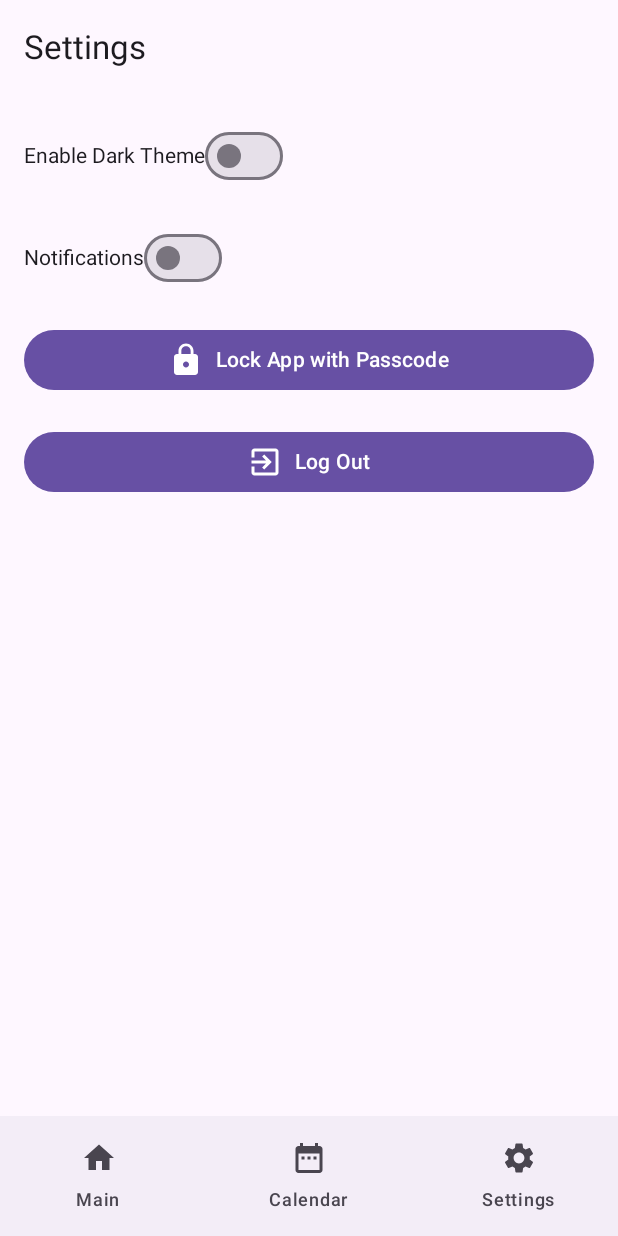
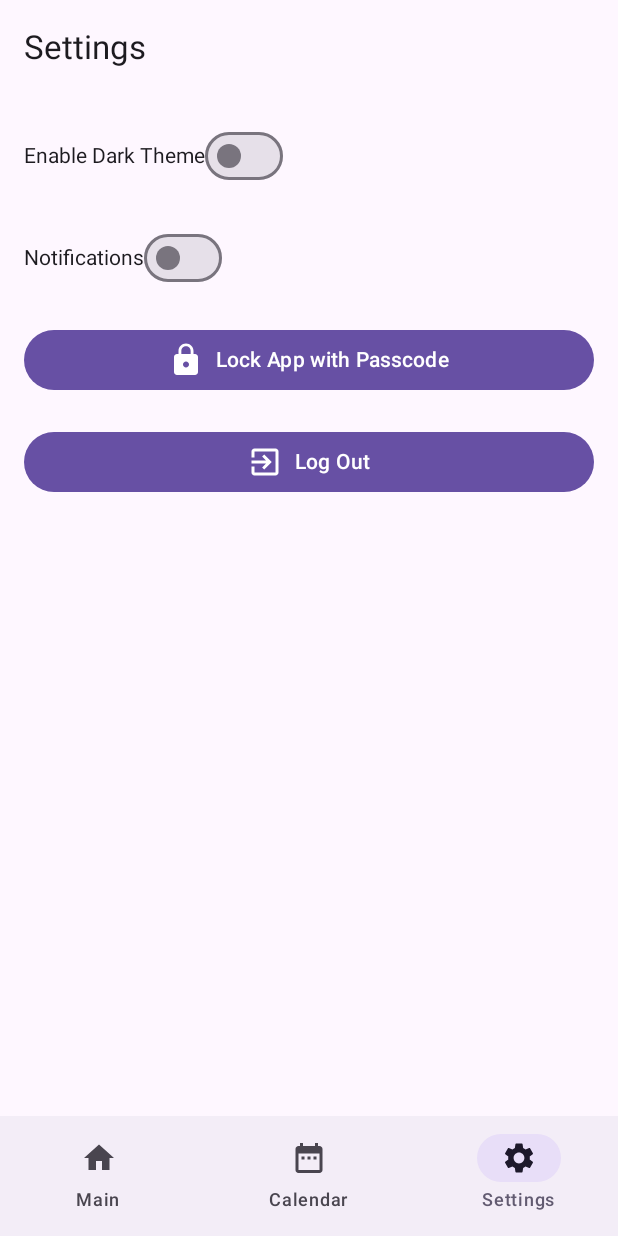
Before and after one commit to ndxnode/Journal-AI-Buddy, an Android app built with Jetpack Compose: the MainScreenWithBottomNav screen opened through its navigation route, item 3 of the bottom bar chosen, on a phone screen of 412 x 824 dp. Run offline under Robolectric (Android 15) with nearby library versions, the phone set to English and light mode, and no system bars; our stand-ins replace Firebase (no records; nobody signed in at launch, a user with empty details on screens opened directly), Room's generated code, livedata-compose.

Commit message:
bubble now switches between each page

```diff
--- a/app/src/main/java/com/example/journalaibuddy/ui/screens/MainScreenWithBottomNav.kt
+++ b/app/src/main/java/com/example/journalaibuddy/ui/screens/MainScreenWithBottomNav.kt
@@ -8,6 +8,7 @@ import androidx.compose.foundation.layout.padding
 import androidx.compose.material.icons.filled.DateRange
 import androidx.compose.material3.*
 import androidx.compose.runtime.Composable
+import androidx.compose.runtime.getValue
 import androidx.compose.ui.Modifier
 import androidx.compose.ui.platform.LocalContext
 import androidx.lifecycle.viewmodel.compose.viewModel
@@ -44,26 +45,54 @@ fun MainScreenWithBottomNav(viewModel: JournalViewModel) {
     }
 }
 
+
 @Composable
 fun BottomNavigationBar(navController: NavController) {
+    val navBackStackEntry by navController.currentBackStackEntryAsState()
+    val currentRoute = navBackStackEntry?.destination?.route
+
     NavigationBar {
         NavigationBarItem(
             icon = { Icon(Icons.Filled.Home, contentDescription = "Main") },
             label = { Text("Main") },
-            selected = navController.currentDestination?.route == "main",
-            onClick = { navController.navigate("main") }
+            selected = currentRoute == "main",
+            onClick = {
+                navController.navigate("main") {
+                    popUpTo(navController.graph.startDestinationId) {
+                        saveState = true
+                    }
+                    launchSingleTop = true
+                    restoreState = true
+                }
+            }
         )
         NavigationBarItem(
             icon = { Icon(Icons.Filled.DateRange, contentDescription = "Calendar") },
             label = { Text("Calendar") },
-            selected = navController.currentDestination?.route == "calendar",
-            onClick = { navController.navigate("calendar") }
+            selected = currentRoute == "calendar",
+            onClick = {
+                navController.navigate("calendar") {
+                    popUpTo(navController.graph.startDestinationId) {
+                        saveState = true
+                    }
+                    launchSingleTop = true
+                    restoreState = true
+                }
+            }
         )
         NavigationBarItem(
             icon = { Icon(Icons.Filled.Settings, contentDescription = "Settings") },
             label = { Text("Settings") },
-            selected = navController.currentDestination?.route == "settings",
-            onClick = { navController.navigate("settings") }
+            selected = currentRoute == "settings",
+            onClick = {
+                navController.navigate("settings") {
+                    popUpTo(navController.graph.startDestinationId) {
+                        saveState = true
+                    }
+                    launchSingleTop = true
+                    restoreState = true
+                }
+            }
         )
     }
 }
```
